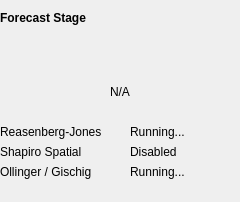
First picture: the form in RAMSIS/ui/views/stagestatus.ui, repository swiss-seismological-service/hermes, before the edit.
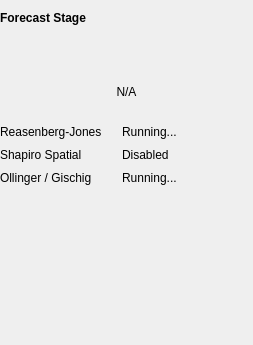
Second picture: the form after the edit. Icons and pictures are not drawn.

Commit message:
[ENH] View all stage statuses on GUI
As per Issue #80, the hazard stage will now show a count of the model
runs in each status.
The stage statuses will also be shown on the main page.

Patch:
```diff
--- a/RAMSIS/ui/views/stagestatus.ui
+++ b/RAMSIS/ui/views/stagestatus.ui
@@ -6,8 +6,8 @@
    <rect>
     <x>0</x>
     <y>0</y>
-    <width>240</width>
-    <height>202</height>
+    <width>253</width>
+    <height>345</height>
    </rect>
   </property>
   <property name="sizePolicy">
@@ -176,6 +176,22 @@
        </property>
       </widget>
      </item>
+     <item row="1" column="2">
+      <spacer name="horizontalSpacer">
+       <property name="orientation">
+        <enum>Qt::Horizontal</enum>
+       </property>
+       <property name="sizeType">
+        <enum>QSizePolicy::Minimum</enum>
+       </property>
+       <property name="sizeHint" stdset="0">
+        <size>
+         <width>40</width>
+         <height>20</height>
+        </size>
+       </property>
+      </spacer>
+     </item>
     </layout>
    </item>
    <item>
```
Left out of the diff: 33 changed lines with no effect on the pictures. The commit also changes 2 other files.
